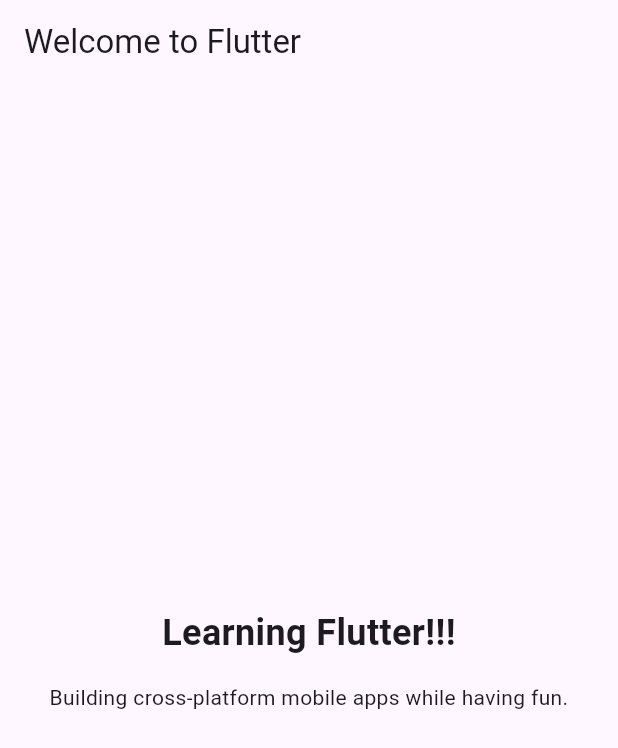
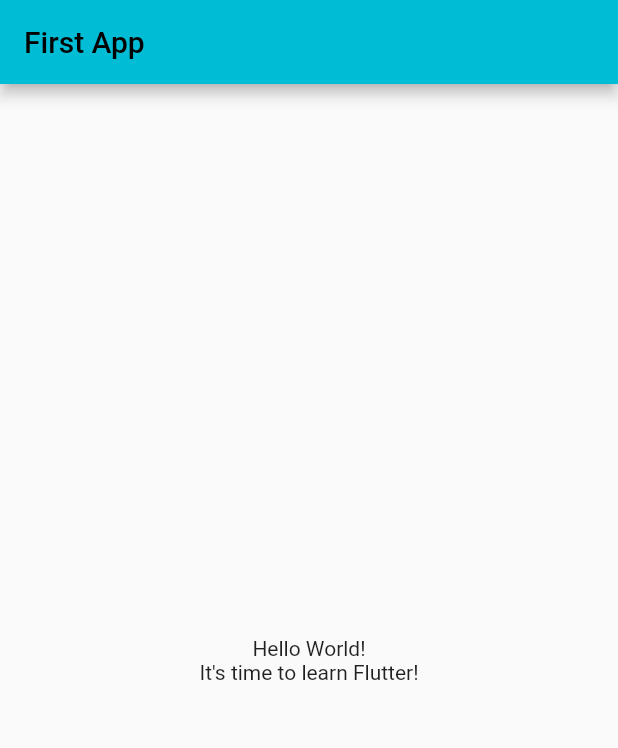
Before and after one commit to eacardenase/first-flutter-app, a Flutter app: the screen it shows after launch, on a phone screen of 412 x 824 dp. Shown: the top 748 px of the screen. Run offline on Flutter 3.47's test engine with Material 2 defaults, Android fonts, the phone set to English and light mode, and no system bars.

Commit message:
feat: setup flutter playground

```diff
--- a/lib/main.dart
+++ b/lib/main.dart
@@ -4,46 +4,29 @@ void main() {
   runApp(const MyApp());
 }
 
-// With Flutter, you create user interfaces by combining "widgets"
-// You'll learn all about them (and much more) throughout this course!
 class MyApp extends StatelessWidget {
   const MyApp({super.key});
 
-  // Every custom widget must have a build() method
-  // It tells Flutter, which widgets make up your custom widget
-  // Again: You'll learn all about that throughout the course!
   @override
   Widget build(BuildContext context) {
-    // Below, a bunch of built-in widgets are used (provided by Flutter)
-    // They will be explained in the next sections
-    // In this course, you will, of course, not just use them a lot but
-    // also learn about many other widgets!
     return MaterialApp(
-      title: 'Flutter First App',
-      theme: ThemeData(useMaterial3: true),
+      title: 'Flutter Demo',
+      theme: ThemeData(
+        primarySwatch: Colors.cyan,
+      ),
       home: Scaffold(
         appBar: AppBar(
-          title: const Text('Welcome to Flutter'),
+          title: const Text('First App'),
         ),
-        body: Container(
-          width: double.infinity,
-          padding: const EdgeInsets.all(12),
-          child: const Column(
+        body: const Center(
+          child: Column(
             mainAxisAlignment: MainAxisAlignment.center,
-            crossAxisAlignment: CrossAxisAlignment.center,
             children: [
               Text(
-                'Learning Flutter!!!',
-                textAlign: TextAlign.center,
-                style: TextStyle(
-                  fontSize: 24,
-                  fontWeight: FontWeight.bold,
-                ),
+                'Hello World!',
               ),
-              SizedBox(height: 16),
               Text(
-                'Building cross-platform mobile apps while having fun.',
-                textAlign: TextAlign.center,
+                'It\'s time to learn Flutter!',
               ),
             ],
           ),
```
